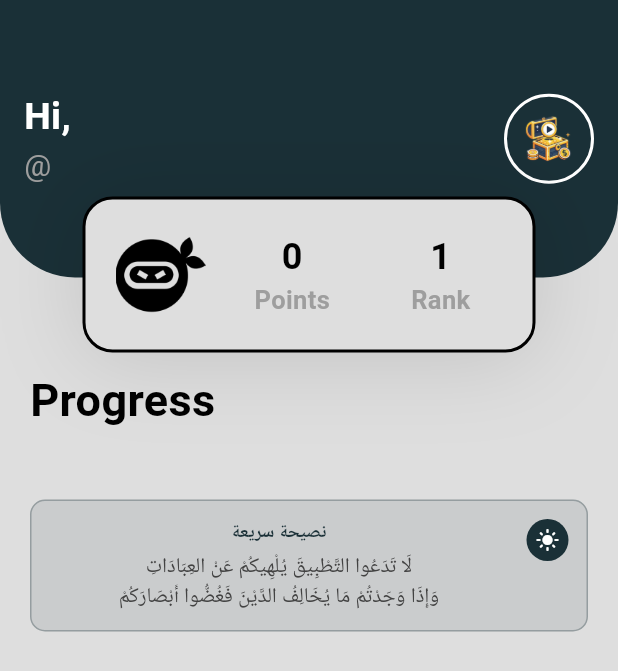
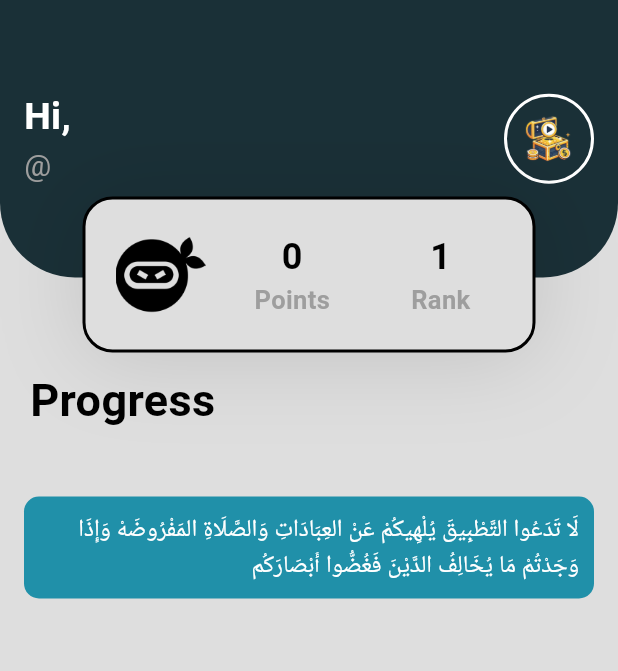
Before and after one commit to Salahhossam/VoNinja, a Flutter app: the HomeTapPage screen opened directly, on a phone screen of 412 x 824 dp. Shown: the top 671 px of the screen. Run offline on Flutter 3.47's test engine with Material 3 defaults, Android fonts, the phone set to English and light mode, and no system bars; our stand-ins replace auto_size_text, awesome_dialog, cached_network_image, cloud_firestore, connectivity_plus, dio and 12 more; missing offline and left inert: ntp; accounts and stored records are empty; network calls fail; Roboto replaces fonts that are missing (Uthmanic).

Commit message:
finish update 2

```diff
--- a/lib/modules/home_tap_page/home_tap_page.dart
+++ b/lib/modules/home_tap_page/home_tap_page.dart
@@ -112,77 +112,45 @@ class _HomeTapPageState extends State<HomeTapPage> {
                             _buildProgressSection(context),
                             const SizedBox(height: 15),
                             Directionality(
-                              textDirection: TextDirection.rtl, // فرض اتجاه النص من اليمين لليسار
+                              textDirection: TextDirection.rtl,
                               child: Container(
                                 width: double.infinity,
-                                margin: const EdgeInsets.symmetric(horizontal: 20, vertical: 10),
-                                padding: const EdgeInsets.all(12),
+                                margin: const EdgeInsets.symmetric(
+                                    horizontal: 16, vertical: 8),
                                 decoration: BoxDecoration(
-                                  color: AppColors.mainColor.withOpacity(0.1),
-                                  borderRadius: BorderRadius.circular(10),
-                                  border: Border.all(
-                                    color: AppColors.mainColor.withOpacity(0.3),
-                                    width: 1,
+                                  color: AppColors.secondColor,
+                                  borderRadius:
+                                  BorderRadius.circular(10),
+                                ),
+                                child: const Padding(
+                                  padding: EdgeInsets.fromLTRB(
+                                      10, 10, 10, 10),
+                                  child: Row(
+                                    mainAxisAlignment:
+                                    MainAxisAlignment.start,
+                                    mainAxisSize: MainAxisSize.min,
+                                    crossAxisAlignment:
+                                    CrossAxisAlignment.start,
+                                    children: [
+                                      Expanded(
+                                        child: Text(
+                                          'لَا تَدَعُوا التَّطْبِيقَ يُلْهِيكُمْ عَنْ العِبَادَاتِ وَالصَّلَاةِ المَفْرُوضَهْ وَإِذَا وَجَدْتُمْ مَا يُخَالِفُ الدَّيْنَ فَغُضُّوا أَبْصَارَكُم',
+                                          textAlign: TextAlign.right,
+                                          style: TextStyle(
+                                            color: Colors.white,
+                                            fontSize: 16,
+                                          ),
+                                          softWrap: true,
+                                          overflow:
+                                          TextOverflow.visible,
+                                        ),
+                                      ),
+
+                                    ],
                                   ),
-                                ),
-                                child: Row(
-                                  crossAxisAlignment: CrossAxisAlignment.start,
-                                  children: [
-                                    // الأيقونة ستظل على اليسار (البداية الطبيعية للـ Row)
-                                    Container(
-                                      padding: const EdgeInsets.all(6),
-                                      decoration: const BoxDecoration(
-                                        color: AppColors.mainColor,
-                                        shape: BoxShape.circle,
-                                      ),
-                                      child: const Icon(
-                                        Icons.light_mode_rounded,
-                                        color: Colors.white,
-                                        size: 16,
-                                      ),
-                                    ),
-                                    const SizedBox(width: 12),
-                                    Expanded(
-                                      child: Column(
-                                        children: [
-                                          const Text(
-                                            'نصيحة سريعة',
-                                            textAlign: TextAlign.right, // تأكيد محاذاة النص لليمين
-                                            style: TextStyle(
-                                              fontSize: 12,
-                                              fontWeight: FontWeight.bold,
-                                              color: AppColors.mainColor,
-                                            ),
-                                          ),
-                                          const SizedBox(height: 4),
-                                          Text(
-                                            'لَا تَدَعُوا التَّطْبِيقَ يُلْهِيكُمْ عَنْ العِبَادَاتِ',
-                                            textAlign: TextAlign.right,
-                                            style: TextStyle(
-                                              fontSize: 14,
-                                              fontFamily: 'Uthmanic',
-                                              color: Colors.grey[800],
-                                              height: 1.4,
-                                            ),
-                                          ),
-                                          Text(
-                                            'وَإِذَا وَجَدْتُمْ مَا يُخَالِفُ الدَّيْنَ فَغُضُّوا أَبْصَارَكُمْ',
-                                            textAlign: TextAlign.right,
-                                            style: TextStyle(
-                                              fontSize: 14,
-                                              fontFamily: 'Uthmanic',
-                                              color: Colors.grey[800],
-                                              height: 1.4,
-                                            ),
-                                          ),
-                                        ],
-                                      ),
-                                    ),
-                                  ],
                                 ),
                               ),
                             ),
-
                             const SizedBox(height: 15),
                             BlocBuilder<HomeTapCubit, HomeTapState>(
                               builder: (context, state) {
--- a/pubspec.yaml
+++ b/pubspec.yaml
@@ -1,7 +1,7 @@
 name: vo_ninja
 description: "A new Flutter project."
 publish_to: 'none'
-version: 1.0.0+8
+version: 1.0.0+9
 
 environment:
   sdk: ^3.5.3
```
Also changed, not shown: lib/shared/main_cubit/cubit.dart (+65 -65 lines).
